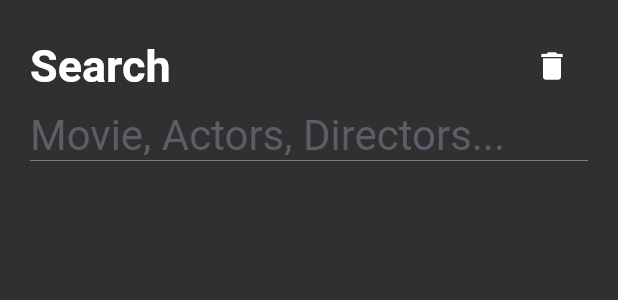
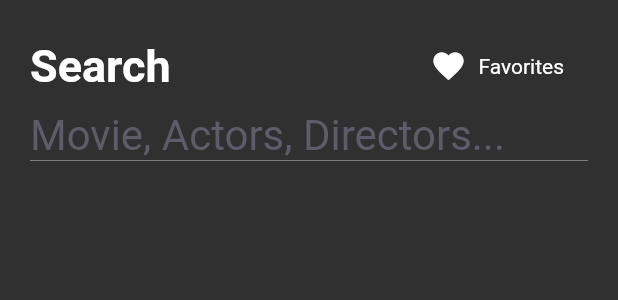
Before and after one commit to ismayilov1995/flutter_movie_app, a Flutter app: the _SearchRow widget shown alone on an empty page, opened directly, on a phone screen of 412 x 824 dp. Shown: the top 300 px of the screen. Run offline on Flutter 3.47's test engine with Material 2 defaults, Android fonts, the phone set to English and light mode, and no system bars; our stand-ins replace bloc, carousel_slider, dots_indicator, extended_image, flutter_bloc, shared_preferences and 1 more; accounts and stored records are empty; network calls fail.

Commit message:
fix removed favorite btn

```diff
--- a/lib/blocs/movie_bloc.dart
+++ b/lib/blocs/movie_bloc.dart
@@ -36,7 +36,10 @@ class MovieBloc extends Bloc<MovieEvent, MovieState> {
       }
     } else if (event is FetchMovie) {
       try {
-        final response = await _repository.fetchMovie(event.id);
+        final response = await _repository.fetchMovie(event.id, refresh: event.refresh);
+        if (event.refresh){
+          yield RefreshFavoriteMovie();
+        }
         yield SuccessFetchMovie(movie: response);
         final trailerRes = await _repository.fetchMovieTrailers(event.id);
         yield SuccessFetchMovie(movie: response, trailersModel: trailerRes);
--- a/lib/blocs/movie_event.dart
+++ b/lib/blocs/movie_event.dart
@@ -6,9 +6,10 @@ abstract class MovieEvent {}
 class FetchAllMovies extends MovieEvent {}
 
 class FetchMovie extends MovieEvent {
-  FetchMovie(this.id);
+  FetchMovie(this.id, {this.refresh = false});
 
   final int id;
+  final bool refresh;
 }
 
 class PlayTrailer extends MovieEvent {
--- a/lib/blocs/movie_state.dart
+++ b/lib/blocs/movie_state.dart
@@ -10,6 +10,8 @@ class SuccessFetchMovies extends MovieState {
 
   final MovieResponse recent, popular;
 }
+
+class RefreshFavoriteMovie extends MovieState {}
 
 class FailFetchMovies extends MovieState {}
 
--- a/lib/resources/repository.dart
+++ b/lib/resources/repository.dart
@@ -14,9 +14,9 @@ class Repository {
 
   Future<GenresModel> fetchGenreList() => movieApiProvider.fetchGenreList();
 
-  Future<Movie> fetchMovie(int id) async {
+  Future<Movie> fetchMovie(int id, {bool refresh=false}) async {
     Movie m;
-    if (await movieDB.isMovieStored(id)) {
+    if (await movieDB.isMovieStored(id) && !refresh) {
       m = await movieDB.getMovie(id);
     } else {
       final mov = await movieApiProvider.fetchMovie(id);
--- a/lib/ui/home/home_screen.dart
+++ b/lib/ui/home/home_screen.dart
@@ -67,10 +67,10 @@ class _SearchRow extends StatelessWidget {
                     fontSize: 30,
                     fontWeight: FontWeight.w700),
               ),
-              IconButton(
-                icon: Icon(Icons.delete),
-                onPressed: () =>
-                    context.read<MovieBloc>().add(ClearMovieCache()),
+              FlatButton.icon(
+                icon: Icon(Icons.favorite),
+                label: Text('Favorites'),
+                onPressed: () => FavoriteMovieScreen.route(context),
               ),
             ],
           ),
```
Also changed, not shown: lib/resources/database_repository.dart (+7 -0 lines), lib/ui/movie/movie_detail.dart (+32 -4 lines).
